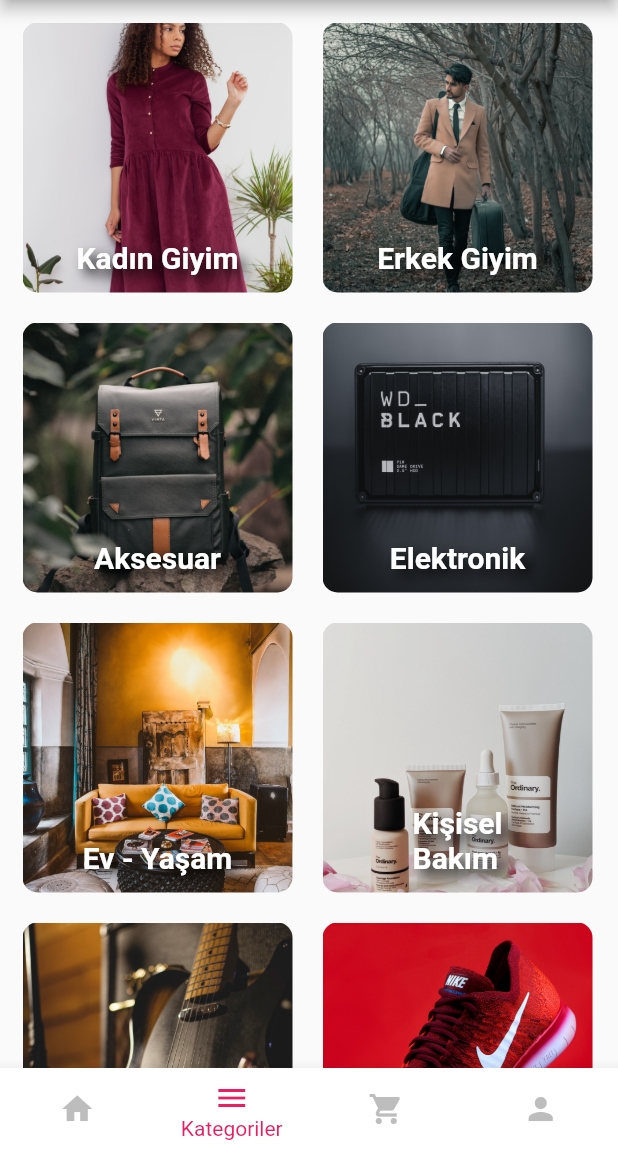
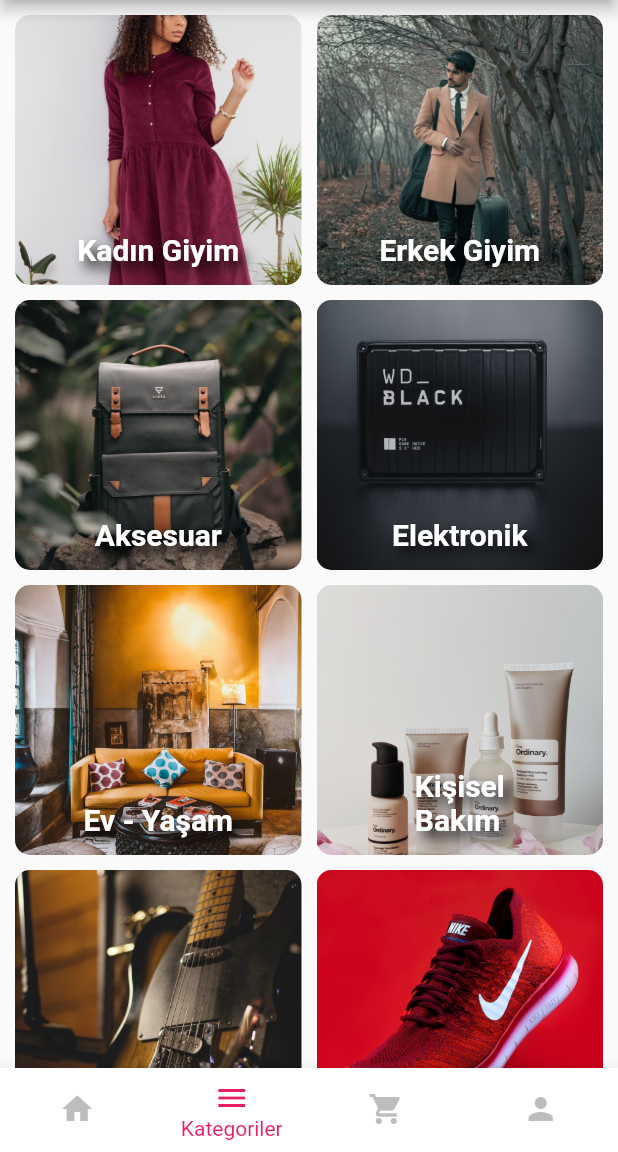
Before and after one commit to turkerontasci/magazapp_flutter, a Flutter app: the screen it shows after launch, item 2 of the bottom bar chosen, on a phone screen of 412 x 824 dp, the part 84-1236 px from its top. Run offline on Flutter 3.47's test engine with Material 2 defaults, Android fonts, the light colour scheme and no system bars; our stand-ins replace font_awesome_flutter.

Commit message:
Category card

```diff
--- a/lib/components/category_card.dart
+++ b/lib/components/category_card.dart
@@ -38,7 +38,7 @@
         @required this.categoryTitle,
         @required this.fontSize,
         this.onPress,
-        @required this.cardWidth,
+        this.cardWidth,
         @required this.cardHeigth});
 
   final AssetImage assetImage;
@@ -51,11 +51,12 @@
 
   @override
   Widget build(BuildContext context) {
-    return GestureDetector(
+    return Expanded(
+      child: GestureDetector(
         onTap: onPress,
         child: Container(
-        width: cardWidth,
-        height: cardHeigth,
+          width: 180.0,
+          height: 180.0,
           child: Container(
             decoration: BoxDecoration(
               borderRadius: BorderRadius.circular(10.0),
@@ -85,12 +86,13 @@
               ],
             ),
           ),
-        margin: EdgeInsets.all(10.0),
+          margin: EdgeInsets.all(5.0),
           decoration: BoxDecoration(
             color: color,
             borderRadius: BorderRadius.circular(10.0),
           ),
         ),
+      ),
     );
   }
 }
--- a/lib/screens/category_screen.dart
+++ b/lib/screens/category_screen.dart
@@ -7,8 +7,8 @@
 }
 
 final double fontSize = 20.0;
-final double cardWidth = 180.0;
-final double cardHeigth = 180.0;
+final double cardWidth = 175.0;
+final double cardHeigth = 175.0;
 
 class _CategoryScreenState extends State<CategoryScreen> {
   @override
@@ -23,6 +23,7 @@
               child: Column(
                 children: [
                   Row(
+                    mainAxisAlignment: MainAxisAlignment.center,
                     children: <Widget>[
                       CategoryCard(
                         fontSize: fontSize,
@@ -41,6 +42,7 @@
                     ],
                   ),
                   Row(
+                    mainAxisAlignment: MainAxisAlignment.center,
                     children: <Widget>[
                       CategoryCard(
                         fontSize: fontSize,
@@ -59,6 +61,7 @@
                     ],
                   ),
                   Row(
+                    mainAxisAlignment: MainAxisAlignment.center,
                     children: <Widget>[
                       CategoryCard(
                         fontSize: fontSize,
@@ -77,6 +80,7 @@
                     ],
                   ),
                   Row(
+                    mainAxisAlignment: MainAxisAlignment.center,
                     children: <Widget>[
                       CategoryCard(
                         fontSize: fontSize,
@@ -95,6 +99,7 @@
                     ],
                   ),
                   Row(
+                    mainAxisAlignment: MainAxisAlignment.center,
                     children: <Widget>[
                       CategoryCard(
                         fontSize: fontSize,
@@ -113,6 +118,7 @@
                     ],
                   ),
                   Row(
+                    mainAxisAlignment: MainAxisAlignment.center,
                     children: <Widget>[
                       CategoryCard(
                         fontSize: fontSize,
```
Lines whose indentation alone changed are shown as unchanged.
